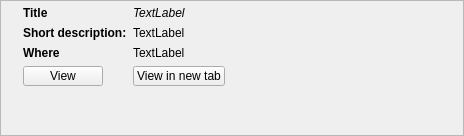
Old version of the form weboob/applications/qcineoob/ui/minimovie.ui in the repository laurentb/weboob.
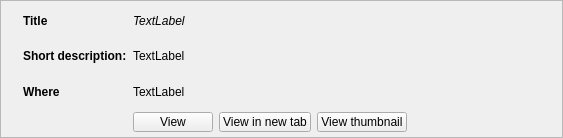
New version of the form.

Commit message: [qcineoob] add 'view thumbnail' for movie and person search results

The edit to the form file:
```diff
--- a/weboob/applications/qcineoob/ui/minimovie.ui
+++ b/weboob/applications/qcineoob/ui/minimovie.ui
@@ -6,8 +6,8 @@
    <rect>
     <x>0</x>
     <y>0</y>
-    <width>464</width>
-    <height>136</height>
+    <width>563</width>
+    <height>138</height>
    </rect>
   </property>
   <property name="windowTitle">
@@ -43,10 +43,14 @@
     </widget>
    </item>
    <item>
-    <layout class="QFormLayout" name="formLayout">
-     <property name="fieldGrowthPolicy">
-      <enum>QFormLayout::ExpandingFieldsGrow</enum>
-     </property>
+    <layout class="QGridLayout" name="gridLayout">
+     <item row="2" column="1">
+      <widget class="QLabel" name="backendLabel">
+       <property name="text">
+        <string>TextLabel</string>
+       </property>
+      </widget>
+     </item>
      <item row="0" column="0">
       <widget class="QLabel" name="label_5">
        <property name="font">
@@ -60,6 +64,19 @@
        </property>
       </widget>
      </item>
+     <item row="1" column="0">
+      <widget class="QLabel" name="label_8">
+       <property name="font">
+        <font>
+         <weight>75</weight>
+         <bold>true</bold>
+        </font>
+       </property>
+       <property name="text">
+        <string>Short description:</string>
+       </property>
+      </widget>
+     </item>
      <item row="0" column="1">
       <widget class="QLabel" name="titleLabel">
        <property name="sizePolicy">
@@ -83,29 +100,6 @@
        </property>
       </widget>
      </item>
-     <item row="1" column="0">
-      <widget class="QLabel" name="label_8">
-       <property name="font">
-        <font>
-         <weight>75</weight>
-         <bold>true</bold>
-        </font>
-       </property>
-       <property name="text">
-        <string>Short description:</string>
-       </property>
-      </widget>
-     </item>
-     <item row="1" column="1">
-      <widget class="QLabel" name="shortDescLabel">
-       <property name="text">
-        <string>TextLabel</string>
-       </property>
-       <property name="wordWrap">
-        <bool>false</bool>
-       </property>
-      </widget>
-     </item>
      <item row="2" column="0">
       <widget class="QLabel" name="label">
        <property name="font">
@@ -119,38 +113,71 @@
        </property>
       </widget>
      </item>
-     <item row="2" column="1">
-      <widget class="QLabel" name="backendLabel">
+     <item row="1" column="1">
+      <widget class="QLabel" name="shortDescLabel">
        <property name="text">
         <string>TextLabel</string>
        </property>
+       <property name="wordWrap">
+        <bool>false</bool>
+       </property>
       </widget>
      </item>
      <item row="3" column="1">
-      <widget class="QPushButton" name="newTabButton">
-       <property name="maximumSize">
-        <size>
-         <width>16777215</width>
-         <height>20</height>
-        </size>
-       </property>
-       <property name="text">
-        <string>View in new tab</string>
-       </property>
-      </widget>
-     </item>
-     <item row="3" column="0">
-      <widget class="QPushButton" name="viewButton">
-       <property name="maximumSize">
-        <size>
-         <width>16777215</width>
-         <height>20</height>
-        </size>
-       </property>
-       <property name="text">
-        <string>View</string>
-       </property>
-      </widget>
+      <layout class="QHBoxLayout" name="horizontalLayout_2">
+       <item>
+        <widget class="QPushButton" name="viewButton">
+         <property name="maximumSize">
+          <size>
+           <width>120</width>
+           <height>20</height>
+          </size>
+         </property>
+         <property name="text">
+          <string>View</string>
+         </property>
+        </widget>
+       </item>
+       <item>
+        <widget class="QPushButton" name="newTabButton">
+         <property name="maximumSize">
+          <size>
+           <width>120</width>
+           <height>20</height>
+          </size>
+         </property>
+         <property name="text">
+          <string>View in new tab</string>
+         </property>
+        </widget>
+       </item>
+       <item>
+        <widget class="QPushButton" name="viewThumbnailButton">
+         <property name="maximumSize">
+          <size>
+           <width>120</width>
+           <height>20</height>
+          </size>
+         </property>
+         <property name="text">
+          <string>View thumbnail</string>
+         </property>
+        </widget>
+       </item>
+       <item>
+        <spacer name="horizontalSpacer">
+         <property name="orientation">
+          <enum>Qt::Horizontal</enum>
+         </property>
+         <property name="sizeHint" stdset="0">
+          <size>
+           <width>40</width>
+           <height>20</height>
+          </size>
+         </property>
+        </spacer>
+       </item>
+      </layout>
      </item>
     </layout>
    </item>
```
The commit also changes 3 other files.
